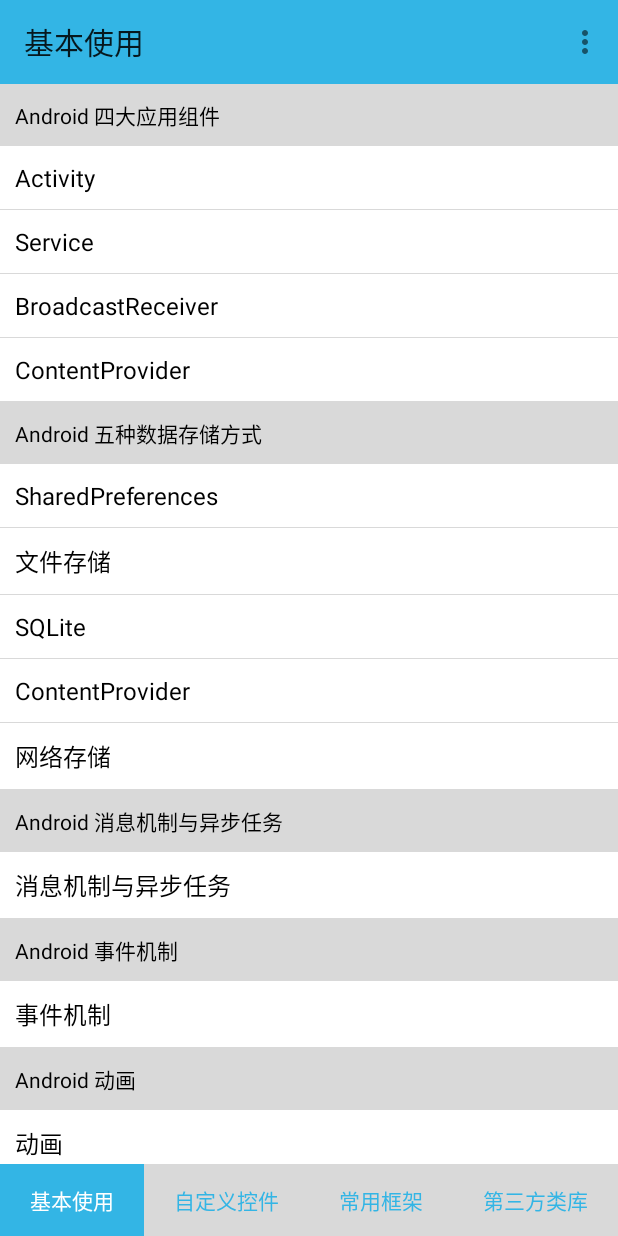
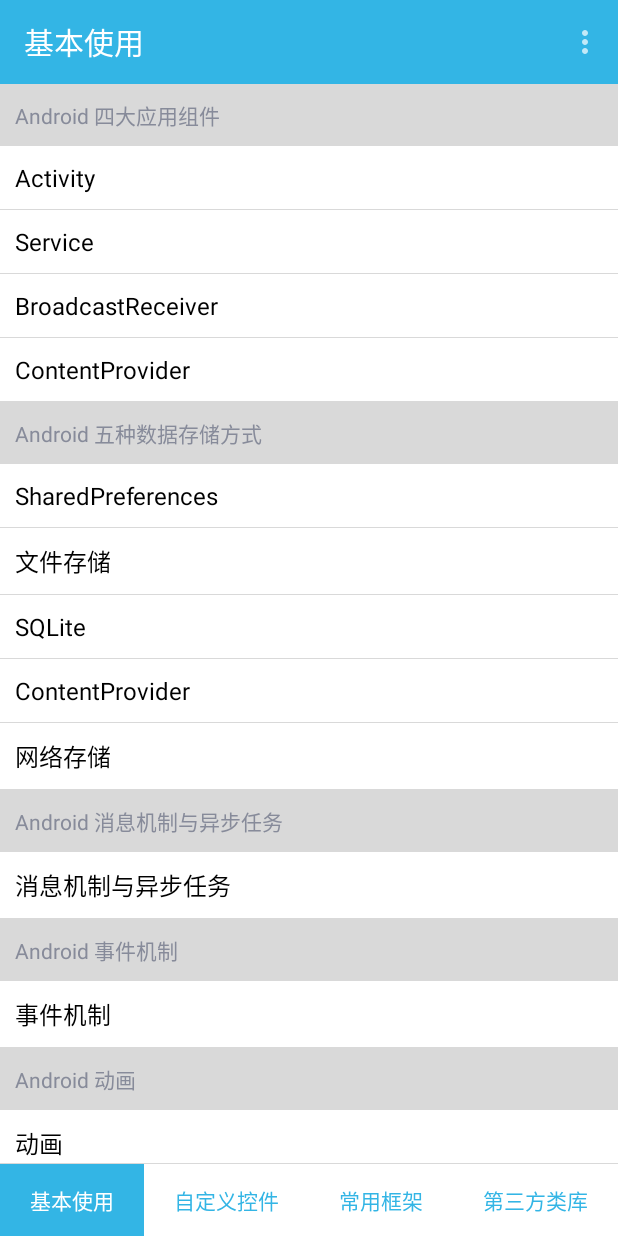
Before and after one commit to maoqiqi/AndroidDemo, an Android app: the screen it shows after launch (MainActivity), on a phone screen of 412 x 824 dp. Run offline under Robolectric (Android 15) with nearby library versions, the phone set to English and light mode, and no system bars.

Commit message:
update day mode and night mode theme

```diff
--- a/app/src/main/res/drawable/bg_tab_main_checked.xml
+++ b/app/src/main/res/drawable/bg_tab_main_checked.xml
@@ -2,6 +2,6 @@
 <shape xmlns:android="http://schemas.android.com/apk/res/android"
     android:shape="rectangle">
 
-    <solid android:color="?attr/colorPrimary" />
+    <solid android:color="?attr/tabTextColorChecked" />
 
 </shape>
--- a/app/src/main/res/drawable/bg_tab_main_normal.xml
+++ b/app/src/main/res/drawable/bg_tab_main_normal.xml
@@ -2,6 +2,6 @@
 <shape xmlns:android="http://schemas.android.com/apk/res/android"
     android:shape="rectangle">
 
-    <solid android:color="@color/colorRipple" />
+    <solid android:color="?attr/tabTextColorNormal" />
 
 </shape>
--- a/app/src/main/res/drawable/bg_tv_normal.xml
+++ b/app/src/main/res/drawable/bg_tv_normal.xml
@@ -2,6 +2,6 @@
 <shape xmlns:android="http://schemas.android.com/apk/res/android"
     android:shape="rectangle">
 
-    <solid android:color="?attr/itemContentBackground" />
+    <solid android:color="?attr/itemContentBackgroundNormal" />
 
 </shape>
--- /dev/null
+++ b/app/src/main/res/drawable/text_tab_main_selector.xml
@@ -0,0 +1,7 @@
+<?xml version="1.0" encoding="utf-8"?>
+<selector xmlns:android="http://schemas.android.com/apk/res/android">
+
+    <item android:color="?attr/tabTextColorNormal" android:state_checked="true" />
+    <item android:color="?attr/tabTextColorChecked" />
+
+</selector>
--- a/app/src/main/res/drawable/text_tab_mian_selector.xml
+++ /dev/null
@@ -1,7 +0,0 @@
-<?xml version="1.0" encoding="utf-8"?>
-<selector xmlns:android="http://schemas.android.com/apk/res/android">
-
-    <item android:color="@color/colorWhite" android:state_checked="true" />
-    <item android:color="?attr/colorPrimary" />
-
-</selector>
--- a/app/src/main/res/layout/activity_main.xml
+++ b/app/src/main/res/layout/activity_main.xml
@@ -14,6 +14,11 @@
         android:layout_width="match_parent"
         android:layout_height="0dp"
         android:layout_weight="1" />
+
+    <View
+        android:layout_width="match_parent"
+        android:layout_height="0.5dp"
+        android:background="?attr/dividerColor" />
 
     <!-- 底部RadioGroup -->
     <RadioGroup
--- a/app/src/main/res/layout/toolbar.xml
+++ b/app/src/main/res/layout/toolbar.xml
@@ -4,4 +4,5 @@
     android:layout_width="match_parent"
     android:layout_height="?attr/actionBarSize"
     android:background="?attr/colorPrimary"
+    android:popupTheme="?attr/popupTheme"
     android:theme="?attr/actionBarTheme" />
--- a/app/src/main/res/values/colors.xml
+++ b/app/src/main/res/values/colors.xml
@@ -6,7 +6,7 @@
     <color name="colorYellow">#ffff00</color>
     <color name="colorGreen">#00ff00</color>
 
-    <color name="colorRipple">#d9d9d9</color>
+    <!--<color name="colorRipple">#d9d9d9</color>-->
 
     <!-- 日间模式 -->
     <!--<color name="colorPrimaryDay">#3F51B5</color>-->
@@ -14,20 +14,25 @@
     <color name="colorPrimaryDay">#ff33b5e5</color>
     <color name="colorPrimaryDarkDay">#ff33b5e5</color>
     <color name="colorAccentDay">#FF4081</color>
-    <color name="windowBackgroundDay">#FFF5F5F5</color>
+    <!--<color name="windowBackgroundDay">#FFF5F5F5</color>-->
     <color name="dividerColorDay">#d9d9d9</color>
-    <color name="itemContentBackgroundDay">#ffffff</color>
-    <color name="itemContentBackgroundPressedDay">#eeeeee</color>
+    <color name="itemTitleTextColorDay">#878B9A</color>
+    <color name="itemContentBackgroundNormalDay">#ffffff</color>
+    <color name="itemContentBackgroundPressedDay">#EDFAFF</color>
 
     <!-- 夜间模式 -->
     <!--<color name="colorPrimaryNight">#673AB7</color>-->
     <!--<color name="colorPrimaryDarkNight">#512DA8</color>-->
-    <color name="colorPrimaryNight">#222222</color>
-    <color name="colorPrimaryDarkNight">#222222</color>
+    <color name="colorPrimaryNight">#303135</color>
+    <color name="colorPrimaryDarkNight">#303135</color>
     <color name="colorAccentNight">#FF4081</color>
-    <color name="windowBackgroundNight">#212121</color>
-    <color name="itemContentBackgroundNight">#303030</color>
-    <color name="dividerColorNight">#292929</color>
-    <color name="itemContentBackgroundPressedNight">#414141</color>
+    <!--<color name="windowBackgroundNight">#212121</color>-->
+    <color name="dividerColorNight">#393A3F</color>
+    <color name="itemTitleTextColorNight">#878B9A</color>
+    <color name="itemContentBackgroundNormalNight">#414141</color>
+    <color name="itemContentBackgroundPressedNight">#505050</color>
+
+
+    <!--<color name="itemContentBackgroundNight">#303030</color>-->
 
 </resources>
--- a/app/src/main/res/values/styles.xml
+++ b/app/src/main/res/values/styles.xml
@@ -9,7 +9,7 @@
         <item name="android:button">@null</item>
         <item name="android:drawablePadding">3dp</item>
         <item name="android:gravity">center</item>
-        <item name="android:textColor">@drawable/text_tab_mian_selector</item>
+        <item name="android:textColor">@drawable/text_tab_main_selector</item>
         <item name="android:textSize">14sp</item>
     </style>
 
--- a/app/src/main/res/values/themes.xml
+++ b/app/src/main/res/values/themes.xml
@@ -1,13 +1,15 @@
 <?xml version="1.0" encoding="utf-8"?>
 <resources>
 
+    <attr name="actionBarTheme" format="reference" />
+    <attr name="tabTextColorChecked" format="reference" />
+    <attr name="tabTextColorNormal" format="reference" />
     <attr name="dividerColor" format="color" />
+    <attr name="itemTitleBackground" format="reference" />
     <attr name="itemTitleTextColor" format="reference" />
-    <attr name="itemTitleBackground" format="reference" />
+    <attr name="itemContentBackgroundNormal" format="reference" />
+    <attr name="itemContentBackgroundPressed" format="reference" />
     <attr name="itemContentTextColor" format="reference" />
-    <attr name="itemContentBackground" format="reference" />
-    <attr name="itemContentBackgroundPressed" format="reference" />
-    <attr name="actionBarTheme" format="reference" />
 
     <!-- 日间模式 -->
     <!-- 基本主题设置 -->
@@ -17,13 +19,16 @@
         <item name="colorAccent">@color/colorAccentDay</item>
         <!--<item name="android:windowBackground">@color/windowBackgroundDay</item>-->
         <!--<item name="windowBackground">@color/windowBackgroundDay</item>-->
+        <item name="actionBarTheme">@style/ThemeActionBarDay</item>
+        <item name="popupTheme">@style/ThemePopDay</item>
+        <item name="tabTextColorChecked">@color/colorPrimaryDay</item>
+        <item name="tabTextColorNormal">@color/colorWhite</item>
         <item name="dividerColor">@color/dividerColorDay</item>
-        <item name="itemTitleTextColor">@color/colorBlack</item>
         <item name="itemTitleBackground">@color/dividerColorDay</item>
+        <item name="itemTitleTextColor">@color/itemTitleTextColorDay</item>
+        <item name="itemContentBackgroundNormal">@color/itemContentBackgroundNormalDay</item>
+        <item name="itemContentBackgroundPressed">@color/itemContentBackgroundPressedDay</item>
         <item name="itemContentTextColor">@color/colorBlack</item>
-        <item name="itemContentBackground">@color/itemContentBackgroundDay</item>
-        <item name="itemContentBackgroundPressed">@color/itemContentBackgroundPressedDay</item>
-        <item name="actionBarTheme">@style/ThemeActionBarDay</item>
     </style>
 
     <!-- APP主题 -->
@@ -31,11 +36,18 @@
 
     </style>
 
-    <!-- ActionBar主题 -->
-    <style name="ThemeActionBarDay" parent="ThemeOverlay.AppCompat.Light">
-
+    <!-- ActionBar theme 主题 -->
+    <style name="ThemeActionBarDay" parent="ThemeOverlay.AppCompat.Dark">
+        <!-- 定义标题文字的颜色 -->
+        <item name="android:textColorPrimary">@color/colorWhite</item>
     </style>
 
+    <!-- ActionBar popupTheme 主题 -->
+    <style name="ThemePopDay" parent="ThemeOverlay.AppCompat.Light">
+        <!--<item name="android:background">@color/colorAccentDay</item>-->
+        <!-- 定义标题文字的颜色 -->
+        <item name="android:textColorPrimary">@color/colorPrimaryDay</item>
+    </style>
 
     <!-- 夜间模式 -->
     <!-- 基本样式主题设置 -->
@@ -45,13 +57,16 @@
         <item name="colorAccent">@color/colorAccentNight</item>
         <!--<item name="android:windowBackground">@color/windowBackgroundNight</item>-->
         <!--<item name="windowBackground">@color/windowBackgroundNight</item>-->
+        <item name="actionBarTheme">@style/ThemeActionBarNight</item>
+        <item name="popupTheme">@style/ThemePopNight</item>
+        <item name="tabTextColorChecked">@color/colorPrimaryNight</item>
+        <item name="tabTextColorNormal">@color/colorWhite</item>
         <item name="dividerColor">@color/dividerColorNight</item>
-        <item name="itemTitleTextColor">@color/colorWhite</item>
         <item name="itemTitleBackground">@color/dividerColorNight</item>
+        <item name="itemTitleTextColor">@color/itemTitleTextColorNight</item>
+        <item name="itemContentBackgroundNormal">@color/itemContentBackgroundNormalNight</item>
+        <item name="itemContentBackgroundPressed">@color/itemContentBackgroundPressedNight</item>
         <item name="itemContentTextColor">@color/colorWhite</item>
-        <item name="itemContentBackground">@color/itemContentBackgroundNight</item>
-        <item name="itemContentBackgroundPressed">@color/itemContentBackgroundPressedNight</item>
-        <item name="actionBarTheme">@style/ThemeActionBarNight</item>
     </style>
 
     <!-- APP主题 -->
@@ -59,9 +74,15 @@
 
     </style>
 
-    <!-- ActionBar主题 -->
+    <!-- ActionBar theme 主题 -->
     <style name="ThemeActionBarNight" parent="ThemeOverlay.AppCompat.Dark">
-
+        <item name="android:textColorPrimary">@color/colorWhite</item>
     </style>
 
+    <!-- ActionBar popupTheme 主题 -->
+    <style name="ThemePopNight" parent="ThemeOverlay.AppCompat.Light">
+        <!--<item name="android:background">@color/colorAccentDay</item>-->
+        <!-- 定义标题文字的颜色 -->
+        <item name="android:textColorPrimary">@color/colorPrimaryNight</item>
+    </style>
 </resources>
```
Also changed, not shown: app/src/main/res/drawable/bg_tv_pressed.xml (line endings or trailing spaces), app/src/main/res/drawable/bg_tv_selector.xml (line endings or trailing spaces), app/src/main/res/layout/fragment_basic_use.xml (line endings or trailing spaces).
